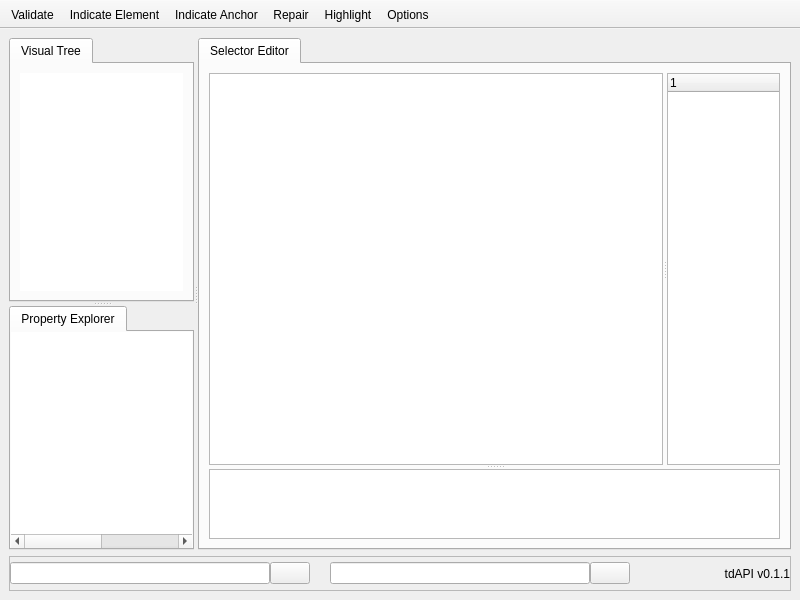
Before: the Qt Designer form src/layout.ui in tdRPA/tdSelector, drawn with Qt 5.
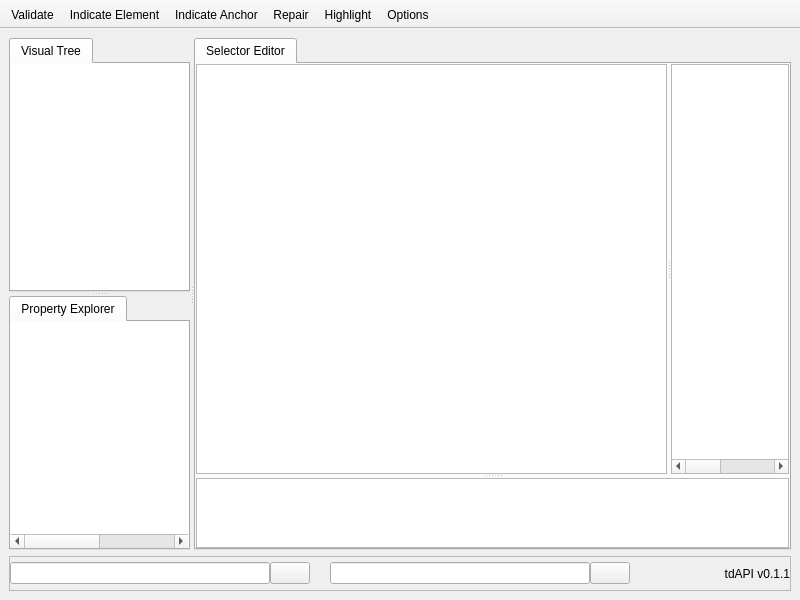
After: the same form once the commit is applied. Icons and pictures are not drawn.

Diff of the .ui file:
```diff
--- a/src/layout.ui
+++ b/src/layout.ui
@@ -43,6 +43,18 @@
           <string>Visual Tree</string>
          </attribute>
          <layout class="QHBoxLayout" name="horizontalLayout">
+          <property name="leftMargin">
+           <number>0</number>
+          </property>
+          <property name="topMargin">
+           <number>0</number>
+          </property>
+          <property name="rightMargin">
+           <number>0</number>
+          </property>
+          <property name="bottomMargin">
+           <number>0</number>
+          </property>
           <item>
            <widget class="QTreeWidget" name="treeElement">
             <property name="frameShape">
@@ -137,6 +149,18 @@
          <string>Selector Editor</string>
         </attribute>
         <layout class="QHBoxLayout" name="horizontalLayout_3">
+         <property name="leftMargin">
+          <number>0</number>
+         </property>
+         <property name="topMargin">
+          <number>0</number>
+         </property>
+         <property name="rightMargin">
+          <number>0</number>
+         </property>
+         <property name="bottomMargin">
+          <number>0</number>
+         </property>
          <item>
           <widget class="QSplitter" name="splitter_4">
            <property name="orientation">
@@ -167,11 +191,36 @@
                <verstretch>0</verstretch>
               </sizepolicy>
              </property>
+             <property name="editTriggers">
+              <set>QAbstractItemView::DoubleClicked|QAbstractItemView::EditKeyPressed|QAbstractItemView::SelectedClicked</set>
+             </property>
+             <property name="selectionBehavior">
+              <enum>QAbstractItemView::SelectItems</enum>
+             </property>
+             <property name="indentation">
+              <number>10</number>
+             </property>
+             <property name="columnCount">
+              <number>3</number>
+             </property>
+             <attribute name="headerVisible">
+              <bool>false</bool>
+             </attribute>
              <column>
               <property name="text">
                <string notr="true">1</string>
               </property>
              </column>
+             <column>
+              <property name="text">
+               <string notr="true">2</string>
+              </property>
+             </column>
+             <column>
+              <property name="text">
+               <string notr="true">3</string>
+              </property>
+             </column>
             </widget>
            </widget>
            <widget class="QTextEdit" name="textSelector">
```
Left out of the diff: 2 changed lines with no effect on the pictures.
